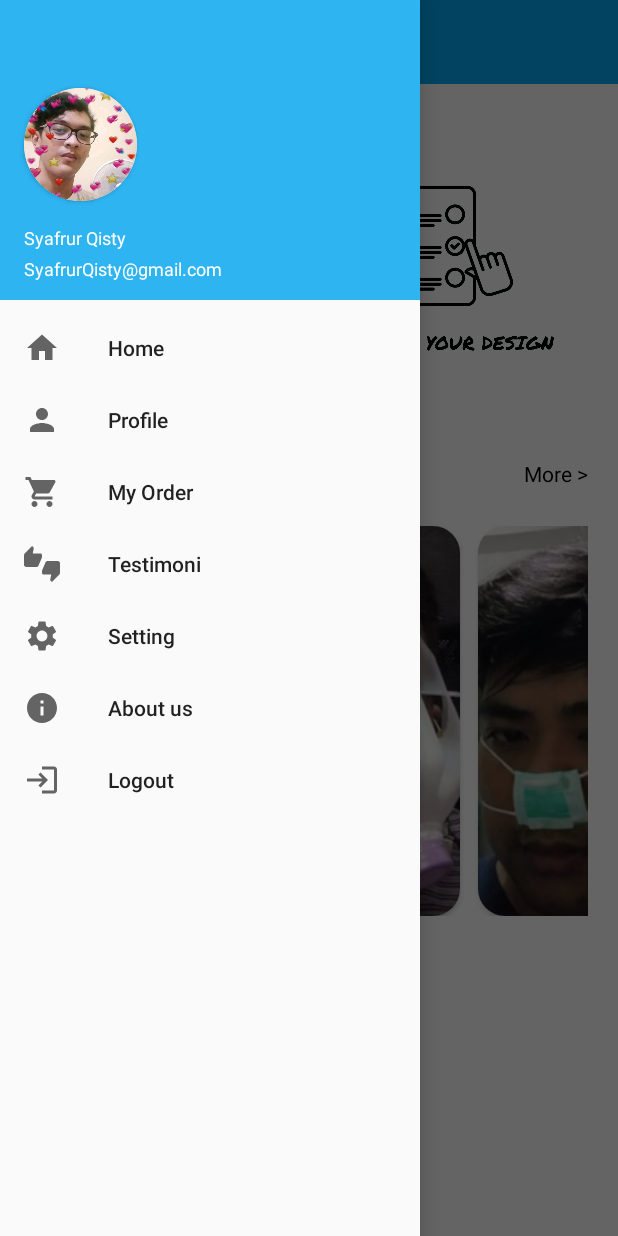
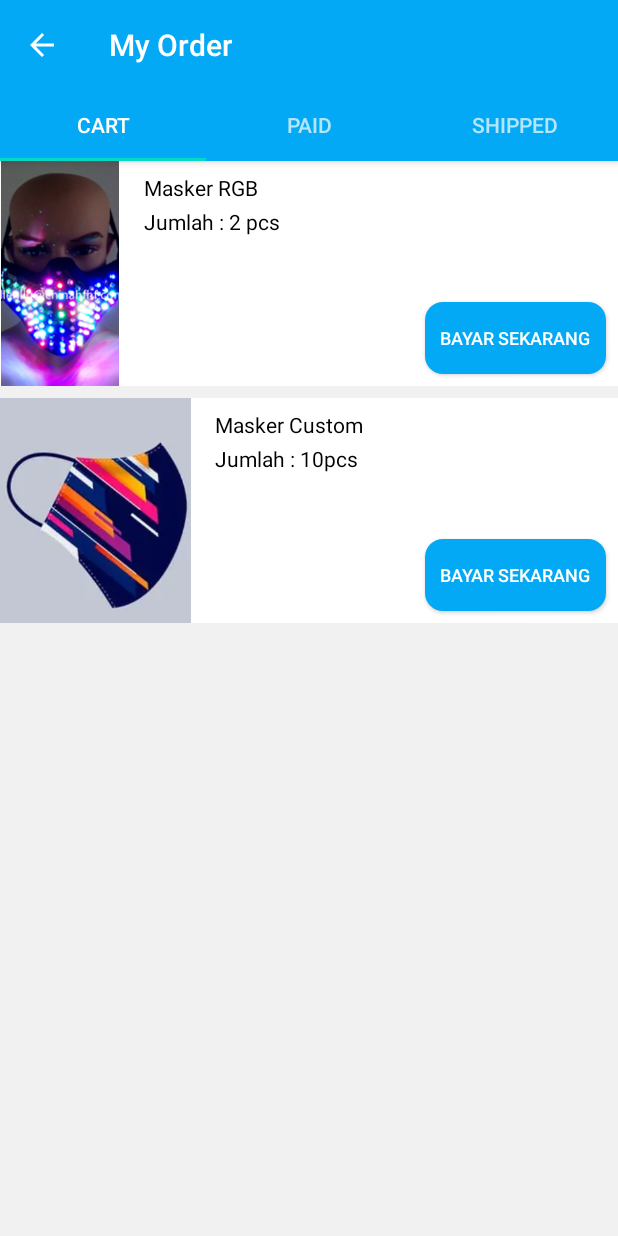
Before and after one commit to faynald/Maskerku-java, an Android app: the screen it shows after launch (MainActivity before the commit, CartActivity after it), in the side drawer, after a tap on "My Order", on a phone screen of 412 x 824 dp. Run offline under Robolectric (Android 15) with nearby library versions, the phone set to English and light mode, and no system bars; 1 statement that could not run was skipped.

Commit message:
added my order page

```diff
--- a/app/build.gradle
+++ b/app/build.gradle
@@ -29,6 +29,9 @@ dependencies {
     implementation 'androidx.appcompat:appcompat:1.2.0'
     implementation 'androidx.constraintlayout:constraintlayout:2.0.4'
     implementation 'androidx.drawerlayout:drawerlayout:1.1.1'
+    implementation 'androidx.lifecycle:lifecycle-livedata-ktx:2.2.0'
+    implementation 'androidx.lifecycle:lifecycle-viewmodel-ktx:2.2.0'
+    implementation 'androidx.legacy:legacy-support-v4:1.0.0'
     testImplementation 'junit:junit:4.13.1'
     androidTestImplementation 'androidx.test.ext:junit:1.1.2'
     androidTestImplementation 'androidx.test.espresso:espresso-core:3.3.0'
--- /dev/null
+++ b/app/src/main/java/com/pemvis/maskerku/CartActivity.java
@@ -0,0 +1,36 @@
+package com.pemvis.maskerku;
+
+import android.os.Bundle;
+
+import com.google.android.material.tabs.TabLayout;
+
+import androidx.viewpager.widget.ViewPager;
+import androidx.appcompat.app.AppCompatActivity;
+
+import android.view.View;
+
+
+import com.pemvis.maskerku.ui.main.SectionsPagerAdapter;
+
+public class CartActivity extends AppCompatActivity {
+
+    @Override
+    protected void onCreate(Bundle savedInstanceState) {
+        super.onCreate(savedInstanceState);
+        setContentView(R.layout.activity_cart);
+        SectionsPagerAdapter sectionsPagerAdapter = new SectionsPagerAdapter(this, getSupportFragmentManager());
+        ViewPager viewPager = findViewById(R.id.view_pager);
+        viewPager.setAdapter(sectionsPagerAdapter);
+        TabLayout tabs = findViewById(R.id.tabs);
+        tabs.setupWithViewPager(viewPager);
+
+        final View imageBack = findViewById(R.id.frame_image);
+        imageBack.setOnClickListener(new View.OnClickListener() {
+            @Override
+            public void onClick(View view) {
+                finish();
+            }
+        });
+
+    }
+}
--- /dev/null
+++ b/app/src/main/java/com/pemvis/maskerku/FragmentPaid.java
@@ -0,0 +1,24 @@
+package com.pemvis.maskerku;
+
+import android.os.Bundle;
+
+import androidx.fragment.app.Fragment;
+
+import android.view.LayoutInflater;
+import android.view.View;
+import android.view.ViewGroup;
+
+
+public class FragmentPaid extends Fragment {
+
+    public FragmentPaid() {
+        // Required empty public constructor
+    }
+
+    @Override
+    public View onCreateView(LayoutInflater inflater, ViewGroup container,
+                             Bundle savedInstanceState) {
+        // Inflate the layout for this fragment
+        return inflater.inflate(R.layout.fragment_paid, container, false);
+    }
+}
--- /dev/null
+++ b/app/src/main/java/com/pemvis/maskerku/FragmentShipped.java
@@ -0,0 +1,24 @@
+package com.pemvis.maskerku;
+
+import android.os.Bundle;
+
+import androidx.fragment.app.Fragment;
+
+import android.view.LayoutInflater;
+import android.view.View;
+import android.view.ViewGroup;
+
+
+public class FragmentShipped extends Fragment {
+
+    public FragmentShipped() {
+        // Required empty public constructor
+    }
+
+    @Override
+    public View onCreateView(LayoutInflater inflater, ViewGroup container,
+                             Bundle savedInstanceState) {
+        // Inflate the layout for this fragment
+        return inflater.inflate(R.layout.fragment_shipped, container, false);
+    }
+}
--- a/app/src/main/java/com/pemvis/maskerku/MainActivity.java
+++ b/app/src/main/java/com/pemvis/maskerku/MainActivity.java
@@ -54,6 +54,11 @@ public class MainActivity extends AppCompatActivity {
         startActivity(new Intent(MainActivity.this, ProfileActivity.class));
     }
 
+    public void toCart(MenuItem item){
+        drawerLayout.closeDrawers();
+        startActivity(new Intent(this, CartActivity.class));
+    }
+
     public void toTestimoni(MenuItem item){
         drawerLayout.closeDrawers();
         startActivity(new Intent(MainActivity.this, TestimoniActivity.class));
--- /dev/null
+++ b/app/src/main/java/com/pemvis/maskerku/ui/main/PageViewModel.java
@@ -0,0 +1,26 @@
+package com.pemvis.maskerku.ui.main;
+
+import androidx.arch.core.util.Function;
+import androidx.lifecycle.LiveData;
+import androidx.lifecycle.MutableLiveData;
+import androidx.lifecycle.Transformations;
+import androidx.lifecycle.ViewModel;
+
+public class PageViewModel extends ViewModel {
+
+    private MutableLiveData<Integer> mIndex = new MutableLiveData<>();
+    private LiveData<String> mText = Transformations.map(mIndex, new Function<Integer, String>() {
+        @Override
+        public String apply(Integer input) {
+            return "Hello world from section: " + input;
+        }
+    });
+
+    public void setIndex(int index) {
+        mIndex.setValue(index);
+    }
+
+    public LiveData<String> getText() {
+        return mText;
+    }
+}
--- /dev/null
+++ b/app/src/main/java/com/pemvis/maskerku/ui/main/PlaceholderFragment.java
@@ -0,0 +1,63 @@
+package com.pemvis.maskerku.ui.main;
+
+import android.os.Bundle;
+import android.view.LayoutInflater;
+import android.view.View;
+import android.view.ViewGroup;
+
+import androidx.annotation.NonNull;
+import androidx.fragment.app.Fragment;
+import androidx.lifecycle.ViewModelProvider;
+
+import com.pemvis.maskerku.R;
+
+/**
+ * A placeholder fragment containing a simple view.
+ */
+public class PlaceholderFragment extends Fragment {
+
+    private static final String ARG_SECTION_NUMBER = "section_number";
+
+    private PageViewModel pageViewModel;
+
+    public static PlaceholderFragment newInstance(int index) {
+        PlaceholderFragment fragment = new PlaceholderFragment();
+        Bundle bundle = new Bundle();
+        bundle.putInt(ARG_SECTION_NUMBER, index);
+        fragment.setArguments(bundle);
+        return fragment;
+    }
+
+    @Override
+    public void onCreate(Bundle savedInstanceState) {
+        super.onCreate(savedInstanceState);
+        pageViewModel = new ViewModelProvider(this).get(PageViewModel.class);
+        int index = 1;
+        if (getArguments() != null) {
+            index = getArguments().getInt(ARG_SECTION_NUMBER);
+        }
+        pageViewModel.setIndex(index);
+    }
+
+    @Override
+    public View onCreateView(
+            @NonNull LayoutInflater inflater, ViewGroup container,
+            Bundle savedInstanceState) {
+        View root;
+        if (getArguments().getInt(ARG_SECTION_NUMBER) == 1){
+            root = inflater.inflate(R.layout.fragment_cart, container, false);
+            return root;
+        }else if (getArguments().getInt(ARG_SECTION_NUMBER) == 2){
+            root = inflater.inflate(R.layout.fragment_paid, container, false);
+            return root;
+        }else if (getArguments().getInt(ARG_SECTION_NUMBER) == 3){
+            root = inflater.inflate(R.layout.fragment_shipped, container, false);
+            return root;
+        }else{
+            root = inflater.inflate(R.layout.fragment_cart, container, false);
+            return root;
+        }
+
+
+    }
+}
--- /dev/null
+++ b/app/src/main/java/com/pemvis/maskerku/ui/main/SectionsPagerAdapter.java
@@ -0,0 +1,46 @@
+package com.pemvis.maskerku.ui.main;
+
+import android.content.Context;
+
+import androidx.annotation.Nullable;
+import androidx.annotation.StringRes;
+import androidx.fragment.app.Fragment;
+import androidx.fragment.app.FragmentManager;
+import androidx.fragment.app.FragmentPagerAdapter;
+
+import com.pemvis.maskerku.R;
+
+/**
+ * A [FragmentPagerAdapter] that returns a fragment corresponding to
+ * one of the sections/tabs/pages.
+ */
+public class SectionsPagerAdapter extends FragmentPagerAdapter {
+
+    @StringRes
+    private static final int[] TAB_TITLES = new int[]{R.string.tab_text_1, R.string.tab_text_2, R.string.tab_text_3};
+    private final Context mContext;
+
+    public SectionsPagerAdapter(Context context, FragmentManager fm) {
+        super(fm);
+        mContext = context;
+    }
+
+    @Override
+    public Fragment getItem(int position) {
+        // getItem is called to instantiate the fragment for the given page.
+        // Return a PlaceholderFragment (defined as a static inner class below).
+        return PlaceholderFragment.newInstance(position + 1);
+    }
+
+    @Nullable
+    @Override
+    public CharSequence getPageTitle(int position) {
+        return mContext.getResources().getString(TAB_TITLES[position]);
+    }
+
+    @Override
+    public int getCount() {
+        // Show 3 total pages.
+        return 3;
+    }
+}
--- /dev/null
+++ b/app/src/main/res/layout-v23/activity_cart.xml
@@ -0,0 +1,65 @@
+<?xml version="1.0" encoding="utf-8"?>
+<androidx.coordinatorlayout.widget.CoordinatorLayout xmlns:android="http://schemas.android.com/apk/res/android"
+    xmlns:app="http://schemas.android.com/apk/res-auto"
+    xmlns:tools="http://schemas.android.com/tools"
+    android:layout_width="match_parent"
+    android:layout_height="match_parent"
+    android:foreground="?android:attr/selectableItemBackground"
+    tools:context=".CartActivity"
+    tools:ignore="HardcodedText">
+
+    <com.google.android.material.appbar.AppBarLayout
+        android:id="@+id/appbar_myorder"
+        android:layout_width="match_parent"
+        android:layout_height="wrap_content"
+        android:theme="@style/AppTheme.AppBarOverlay"
+        tools:ignore="ContentDescription">
+
+        <androidx.constraintlayout.widget.ConstraintLayout
+            android:layout_width="match_parent"
+            android:layout_height="wrap_content">
+
+            <FrameLayout
+                android:id="@+id/frame_image"
+                android:layout_width="wrap_content"
+                android:layout_height="wrap_content"
+                android:layout_marginStart="16dp"
+                app:layout_constraintBottom_toBottomOf="parent"
+                app:layout_constraintStart_toStartOf="parent"
+                app:layout_constraintTop_toTopOf="parent">
+
+                <ImageView
+                    android:id="@+id/back_myorder"
+                    android:layout_width="wrap_content"
+                    android:layout_height="wrap_content"
+                    app:srcCompat="@drawable/ic_baseline_arrow_back_white_24" />
+            </FrameLayout>
+
+            <TextView
+                android:id="@+id/title"
+                android:layout_width="wrap_content"
+                android:layout_height="wrap_content"
+                android:layout_marginStart="16dp"
+                android:gravity="center"
+                android:minHeight="?actionBarSize"
+                android:padding="@dimen/appbar_padding"
+                android:text="My Order"
+                android:textAppearance="@style/TextAppearance.Widget.AppCompat.Toolbar.Title"
+                app:layout_constraintStart_toEndOf="@id/frame_image"
+                app:layout_constraintTop_toTopOf="parent" />
+        </androidx.constraintlayout.widget.ConstraintLayout>
+
+        <com.google.android.material.tabs.TabLayout
+            android:id="@+id/tabs"
+            android:layout_width="match_parent"
+            android:layout_height="wrap_content"
+            android:background="?attr/colorPrimary" />
+    </com.google.android.material.appbar.AppBarLayout>
+
+    <androidx.viewpager.widget.ViewPager
+        android:id="@+id/view_pager"
+        android:layout_width="match_parent"
+        android:layout_height="match_parent"
+        app:layout_behavior="@string/appbar_scrolling_view_behavior" />
+
+</androidx.coordinatorlayout.widget.CoordinatorLayout>
--- /dev/null
+++ b/app/src/main/res/layout/activity_cart.xml
@@ -0,0 +1,64 @@
+<?xml version="1.0" encoding="utf-8"?>
+<androidx.coordinatorlayout.widget.CoordinatorLayout xmlns:android="http://schemas.android.com/apk/res/android"
+    xmlns:app="http://schemas.android.com/apk/res-auto"
+    xmlns:tools="http://schemas.android.com/tools"
+    android:layout_width="match_parent"
+    android:layout_height="match_parent"
+    tools:context=".CartActivity"
+    tools:ignore="HardcodedText">
+
+    <com.google.android.material.appbar.AppBarLayout
+        android:id="@+id/appbar_myorder"
+        android:layout_width="match_parent"
+        android:layout_height="wrap_content"
+        android:theme="@style/AppTheme.AppBarOverlay"
+        tools:ignore="ContentDescription">
+
+        <androidx.constraintlayout.widget.ConstraintLayout
+            android:layout_width="match_parent"
+            android:layout_height="wrap_content">
+
+            <FrameLayout
+                android:id="@+id/frame_image"
+                android:layout_width="wrap_content"
+                android:layout_height="wrap_content"
+                android:layout_marginStart="16dp"
+                app:layout_constraintBottom_toBottomOf="parent"
+                app:layout_constraintStart_toStartOf="parent"
+                app:layout_constraintTop_toTopOf="parent">
+
+                <ImageView
+                    android:id="@+id/back_myorder"
+                    android:layout_width="wrap_content"
+                    android:layout_height="wrap_content"
+                    app:srcCompat="@drawable/ic_baseline_arrow_back_white_24" />
+            </FrameLayout>
+
+            <TextView
+                android:id="@+id/title"
+                android:layout_width="wrap_content"
+                android:layout_height="wrap_content"
+                android:layout_marginStart="16dp"
+                android:gravity="center"
+                android:minHeight="?actionBarSize"
+                android:padding="@dimen/appbar_padding"
+                android:text="My Order"
+                android:textAppearance="@style/TextAppearance.Widget.AppCompat.Toolbar.Title"
+                app:layout_constraintStart_toEndOf="@id/frame_image"
+                app:layout_constraintTop_toTopOf="parent" />
+        </androidx.constraintlayout.widget.ConstraintLayout>
+
+        <com.google.android.material.tabs.TabLayout
+            android:id="@+id/tabs"
+            android:layout_width="match_parent"
+            android:layout_height="wrap_content"
+            android:background="?attr/colorPrimary" />
+    </com.google.android.material.appbar.AppBarLayout>
+
+    <androidx.viewpager.widget.ViewPager
+        android:id="@+id/view_pager"
+        android:layout_width="match_parent"
+        android:layout_height="match_parent"
+        app:layout_behavior="@string/appbar_scrolling_view_behavior" />
+
+</androidx.coordinatorlayout.widget.CoordinatorLayout>
--- /dev/null
+++ b/app/src/main/res/layout/fragment_cart.xml
@@ -0,0 +1,138 @@
+<?xml version="1.0" encoding="utf-8"?>
+<androidx.constraintlayout.widget.ConstraintLayout xmlns:android="http://schemas.android.com/apk/res/android"
+    xmlns:app="http://schemas.android.com/apk/res-auto"
+    xmlns:tools="http://schemas.android.com/tools"
+    android:id="@+id/constraintLayout"
+    android:layout_width="match_parent"
+    android:layout_height="match_parent"
+    android:background="#F1F1F1"
+    tools:context=".ui.main.PlaceholderFragment"
+    tools:ignore="HardcodedText,ContentDescription">
+
+    <TextView
+        android:id="@+id/section_label"
+        android:layout_width="wrap_content"
+        android:layout_height="wrap_content"
+        android:layout_marginStart="@dimen/activity_horizontal_margin"
+        android:layout_marginTop="@dimen/activity_vertical_margin"
+        android:layout_marginEnd="@dimen/activity_horizontal_margin"
+        android:layout_marginBottom="@dimen/activity_vertical_margin"
+        app:layout_constraintLeft_toLeftOf="parent"
+        app:layout_constraintTop_toTopOf="@+id/constraintLayout"
+        tools:layout_constraintLeft_creator="1"
+        tools:layout_constraintTop_creator="1" />
+
+    <androidx.constraintlayout.widget.ConstraintLayout
+        android:id="@+id/constraintLayout2"
+        android:layout_width="match_parent"
+        android:layout_height="150dp"
+        android:background="@color/white"
+        app:layout_constraintEnd_toEndOf="parent"
+        app:layout_constraintStart_toStartOf="parent"
+        app:layout_constraintTop_toTopOf="parent">
+
+        <ImageView
+            android:id="@+id/imageView3"
+            android:layout_width="80dp"
+            android:layout_height="wrap_content"
+            android:src="@drawable/masker_3"
+            app:layout_constraintBottom_toBottomOf="parent"
+            app:layout_constraintStart_toStartOf="parent"
+            app:layout_constraintTop_toTopOf="parent" />
+
+        <TextView
+            android:id="@+id/textView5"
+            android:layout_width="wrap_content"
+            android:layout_height="wrap_content"
+            android:layout_marginStart="16dp"
+            android:layout_marginTop="8dp"
+            android:text="Masker RGB"
+            android:textColor="@color/black"
+            app:layout_constraintStart_toEndOf="@+id/imageView3"
+            app:layout_constraintTop_toTopOf="parent" />
+
+        <TextView
+            android:id="@+id/textView6"
+            android:layout_width="wrap_content"
+            android:layout_height="wrap_content"
+            android:layout_marginStart="16dp"
+            android:layout_marginTop="3dp"
+            android:text="Jumlah : 2 pcs"
+            android:textColor="@color/black"
+            app:layout_constraintStart_toEndOf="@+id/imageView3"
+            app:layout_constraintTop_toBottomOf="@+id/textView5" />
+
+        <Button
+            android:id="@+id/button2"
+            android:layout_width="wrap_content"
+            android:layout_height="wrap_content"
+            android:layout_marginEnd="8dp"
+            android:layout_marginBottom="8dp"
+            android:background="@drawable/roundstyle"
+            android:backgroundTint="#03A9F4"
+            android:paddingStart="10dp"
+            android:paddingEnd="10dp"
+            android:text="Bayar Sekarang"
+            android:textColor="@color/white"
+            android:textSize="12sp"
+            app:layout_constraintBottom_toBottomOf="parent"
+            app:layout_constraintEnd_toEndOf="parent" />
+    </androidx.constraintlayout.widget.ConstraintLayout>
+
+    <androidx.constraintlayout.widget.ConstraintLayout
+        android:layout_width="match_parent"
+        android:layout_height="150dp"
+        android:layout_marginTop="8dp"
+        android:background="@color/white"
+        app:layout_constraintEnd_toEndOf="parent"
+        app:layout_constraintStart_toStartOf="parent"
+        app:layout_constraintTop_toBottomOf="@+id/constraintLayout2">
+
+        <ImageView
+            android:id="@+id/imageView5"
+            android:layout_width="127dp"
+            android:layout_height="0dp"
+            android:src="@drawable/masker_custom"
+            app:layout_constraintBottom_toBottomOf="parent"
+            app:layout_constraintStart_toStartOf="parent"
+            app:layout_constraintTop_toTopOf="parent" />
+
+        <TextView
+            android:id="@+id/textView8"
+            android:layout_width="wrap_content"
+            android:layout_height="wrap_content"
+            android:layout_marginStart="16dp"
+            android:layout_marginTop="8dp"
+            android:text="Masker Custom"
+            android:textColor="@color/black"
+            app:layout_constraintStart_toEndOf="@+id/imageView5"
+            app:layout_constraintTop_toTopOf="parent" />
+
+        <TextView
+            android:id="@+id/textView9"
+            android:layout_width="wrap_content"
+            android:layout_height="wrap_content"
+            android:layout_marginStart="16dp"
+            android:layout_marginTop="3dp"
+            android:text="Jumlah : 10pcs"
+            android:textColor="@color/black"
+            app:layout_constraintStart_toEndOf="@+id/imageView5"
+            app:layout_constraintTop_toBottomOf="@+id/textView8" />
+        <Button
+            android:id="@+id/button3"
+            android:layout_width="wrap_content"
+            android:layout_height="wrap_content"
+            android:layout_marginEnd="8dp"
+            android:layout_marginBottom="8dp"
+            android:background="@drawable/roundstyle"
+            android:backgroundTint="#03A9F4"
+            android:paddingStart="10dp"
+            android:paddingEnd="10dp"
+            android:text="Bayar Sekarang"
+            android:textColor="@color/white"
+            android:textSize="12sp"
+            app:layout_constraintBottom_toBottomOf="parent"
+            app:layout_constraintEnd_toEndOf="parent" />
+    </androidx.constraintlayout.widget.ConstraintLayout>
+
+</androidx.constraintlayout.widget.ConstraintLayout>
--- /dev/null
+++ b/app/src/main/res/layout/fragment_paid.xml
@@ -0,0 +1,20 @@
+<?xml version="1.0" encoding="utf-8"?>
+<androidx.constraintlayout.widget.ConstraintLayout xmlns:android="http://schemas.android.com/apk/res/android"
+    xmlns:app="http://schemas.android.com/apk/res-auto"
+    xmlns:tools="http://schemas.android.com/tools"
+    android:layout_width="match_parent"
+    android:layout_height="match_parent"
+    android:background="#F1F1F1"
+    tools:context=".FragmentPaid"
+    tools:ignore="HardcodedText,ContentDescription">
+
+    <TextView
+        android:id="@+id/textView10"
+        android:layout_width="wrap_content"
+        android:layout_height="wrap_content"
+        android:text="No order have been paid yet!"
+        app:layout_constraintBottom_toBottomOf="parent"
+        app:layout_constraintEnd_toEndOf="parent"
+        app:layout_constraintStart_toStartOf="parent"
+        app:layout_constraintTop_toTopOf="parent" />
+</androidx.constraintlayout.widget.ConstraintLayout>
--- /dev/null
+++ b/app/src/main/res/layout/fragment_shipped.xml
@@ -0,0 +1,20 @@
+<?xml version="1.0" encoding="utf-8"?>
+<androidx.constraintlayout.widget.ConstraintLayout
+    xmlns:android="http://schemas.android.com/apk/res/android"
+    xmlns:app="http://schemas.android.com/apk/res-auto"
+    xmlns:tools="http://schemas.android.com/tools"
+    android:layout_width="match_parent"
+    android:layout_height="match_parent"
+    tools:context=".FragmentShipped"
+    tools:ignore="HardcodedText,ContentDescription">
+
+    <TextView
+        android:id="@+id/textView11"
+        android:layout_width="wrap_content"
+        android:layout_height="wrap_content"
+        android:text="No order have been shipped yet!"
+        app:layout_constraintBottom_toBottomOf="parent"
+        app:layout_constraintEnd_toEndOf="parent"
+        app:layout_constraintStart_toStartOf="parent"
+        app:layout_constraintTop_toTopOf="parent" />
+</androidx.constraintlayout.widget.ConstraintLayout>
--- a/app/src/main/res/menu/activity_main_drawer.xml
+++ b/app/src/main/res/menu/activity_main_drawer.xml
@@ -19,6 +19,8 @@
             android:title="Profile" />
         <item
             android:id="@+id/nav_myorder"
+            android:onClick="toCart"
+            android:checkable="false"
             android:icon="@drawable/ic_baseline_shopping_cart_24"
             android:title="My Order" />
         <item
--- /dev/null
+++ b/app/src/main/res/values-w820dp/dimens.xml
@@ -0,0 +1,6 @@
+<resources>
+    <!-- Example customization of dimensions originally defined in res/values/dimens.xml
+         (such as screen margins) for screens with more than 820dp of available width. This
+         would include 7" and 10" devices in landscape (~960dp and ~1280dp respectively). -->
+    <dimen name="activity_horizontal_margin">64dp</dimen>
+</resources>
--- /dev/null
+++ b/app/src/main/res/values/dimens.xml
@@ -0,0 +1,8 @@
+<resources>
+    <!-- Default screen margins, per the Android Design guidelines. -->
+    <dimen name="activity_horizontal_margin">16dp</dimen>
+    <dimen name="activity_vertical_margin">16dp</dimen>
+    <dimen name="appbar_padding">16dp</dimen>
+    <dimen name="fab_margin">16dp</dimen>
+    <dimen name="appbar_padding_top">8dp</dimen>
+</resources>
--- a/app/src/main/res/values/strings.xml
+++ b/app/src/main/res/values/strings.xml
@@ -25,4 +25,8 @@
     <string name="text_sign_in_underlined"><u>Sign in</u></string>
     <string name="title_setting">Setting</string>
     <string name="about_us">About us</string>
+    <string name="title_activity_cart">CartActivity</string>
+    <string name="tab_text_1">Cart</string>
+    <string name="tab_text_2">Paid</string>
+    <string name="tab_text_3">Shipped</string>
 </resources>
--- /dev/null
+++ b/app/src/main/res/values/themes.xml
@@ -0,0 +1,11 @@
+<resources>
+
+    <style name="AppTheme.NoActionBar">
+        <item name="windowActionBar">false</item>
+        <item name="windowNoTitle">true</item>
+    </style>
+
+    <style name="AppTheme.AppBarOverlay" parent="ThemeOverlay.AppCompat.Dark.ActionBar" />
+
+    <style name="AppTheme.PopupOverlay" parent="ThemeOverlay.AppCompat.Light" />
+</resources>
```
Also changed, not shown: app/src/main/AndroidManifest.xml (+6 -2 lines), app/src/main/res/drawable/masker_custom.png (added).
